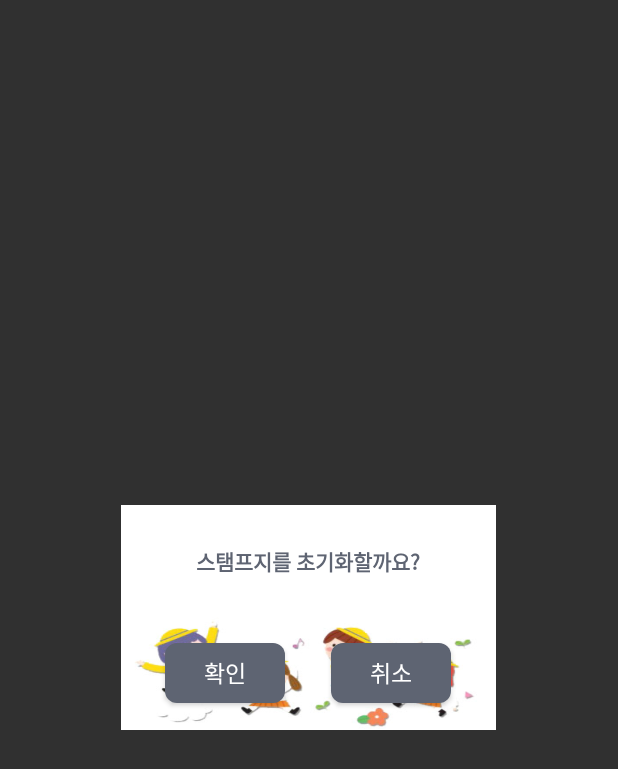
After one commit to native0523/Poward, an Android app: the layout dialog_confirmnewsheet.xml on its own in the app's theme, with its tools: preview values and no code run, on a phone screen of 412 x 824 dp. The commit adds this screen. Shown: the top 769 px of the screen. Run offline under Robolectric (Android 15) with nearby library versions, the phone set to English and light mode, and no system bars.

Commit message:
updated_20220322

```diff
--- a/app/src/main/AndroidManifest.xml
+++ b/app/src/main/AndroidManifest.xml
@@ -28,7 +28,7 @@
             android:name="com.lsw.poward.StackActivity"
             android:exported="true" />
         <activity
-            android:name="com.lsw.poward.MainActivity"
+            android:name="com.lsw.poward.AddListViewActivity"
             android:exported="true" />
         <activity
             android:name="com.lsw.poward.ListViewActivity"
--- a/app/src/main/java/com/lsw/poward/IntroActivity.java
+++ b/app/src/main/java/com/lsw/poward/IntroActivity.java
@@ -25,6 +25,7 @@ public class IntroActivity extends AppCompatActivity {
     protected void onCreate(Bundle savedInstanceState) {
         super.onCreate(savedInstanceState);
         setContentView(R.layout.activity_intro);
+        //키보드 때문에 화면이 찌그러지지 않도록 하기
         getWindow().setSoftInputMode(WindowManager.LayoutParams.SOFT_INPUT_ADJUST_PAN);
 
         imgAppLogo = (ImageView) findViewById(R.id.imgAppLogo);
@@ -36,6 +37,7 @@ public class IntroActivity extends AppCompatActivity {
         ani = AnimationUtils.loadAnimation(getApplicationContext(), R.anim.intro_logo);
         imgAppLogo.startAnimation(ani);
 
+        //특정시간 뒤 화면 이동
         Handler handler = new Handler();
         handler.postDelayed(new Runnable() {
             @Override
@@ -48,12 +50,12 @@ public class IntroActivity extends AppCompatActivity {
 
     @Override
     public void onBackPressed() {
-        //1번째 백버튼 클릭
+        //1번 백버튼 클릭
         if (System.currentTimeMillis() > backKeyPressedTime + 2000) {
             backKeyPressedTime = System.currentTimeMillis();
             Toast.makeText(IntroActivity.this, "뒤로가기 버튼을 한번 더 누르시면 앱이 종료됩니다.", Toast.LENGTH_LONG).show();
         }
-        //2번째 백버튼 클릭 (종료)
+        //2번 백버튼 클릭 (종료)
         else {
             AppFinish();
         }
--- a/app/src/main/res/layout/activity_listview.xml
+++ b/app/src/main/res/layout/activity_listview.xml
@@ -5,7 +5,7 @@
     android:layout_width="match_parent"
     android:layout_height="match_parent"
     android:orientation="vertical"
-    tools:context=".MainActivity">
+    tools:context=".AddListViewActivity">
 
     <LinearLayout
         android:layout_width="match_parent"
--- /dev/null
+++ b/app/src/main/res/layout/dialog_confirmnewsheet.xml
@@ -0,0 +1,54 @@
+<?xml version="1.0" encoding="utf-8"?>
+<LinearLayout xmlns:android="http://schemas.android.com/apk/res/android"
+    android:layout_width="250dp"
+    android:layout_height="150dp"
+    android:layout_gravity="center"
+    android:orientation="vertical"
+    android:background="#FFFFFFFF">
+
+    <LinearLayout
+        android:layout_width="match_parent"
+        android:layout_height="0dp"
+        android:layout_weight="1"
+        android:orientation="vertical">
+
+        <TextView
+            android:id="@+id/textView"
+            android:layout_width="match_parent"
+            android:layout_height="wrap_content"
+            android:layout_weight="1"
+            android:gravity="center"
+            android:text="스탬프지를 초기화할까요?"
+            android:textColor="#5e6472"
+            android:textStyle="bold" />
+    </LinearLayout>
+
+    <LinearLayout
+        android:layout_width="match_parent"
+        android:layout_height="0dp"
+        android:layout_weight="1"
+        android:background="@drawable/dialog_background"
+        android:gravity="center">
+
+        <Button
+            android:id="@+id/btnCnfrmNewSheet"
+            android:layout_width="80dp"
+            android:layout_height="40dp"
+            android:layout_marginRight="15dp"
+            android:background="@drawable/btn_ripple"
+            android:fontFamily="sans-serif"
+            android:text="확인"
+            android:textSize="15sp" />
+
+        <Button
+            android:id="@+id/btnCnclNewSheet"
+            android:layout_width="80dp"
+            android:layout_height="40dp"
+            android:layout_marginLeft="15dp"
+            android:background="@drawable/btn_ripple"
+            android:fontFamily="sans-serif"
+            android:text="취소"
+            android:textSize="15sp" />
+
+    </LinearLayout>
+</LinearLayout>
```
Also changed, not shown: app/src/main/java/com/lsw/poward/AddListViewActivity.java (renamed from app/src/main/java/com/lsw/poward/MainActivity.java, +3 -4 lines), app/src/main/java/com/lsw/poward/StampActivity.java (+77 -41 lines), app/src/main/res/layout/activity_addlistview.xml (renamed from app/src/main/res/layout/activity_main.xml), app/src/main/res/layout/dialog_confirmuser.xml (renamed from app/src/main/res/layout/dialog_userconfirm.xml).
